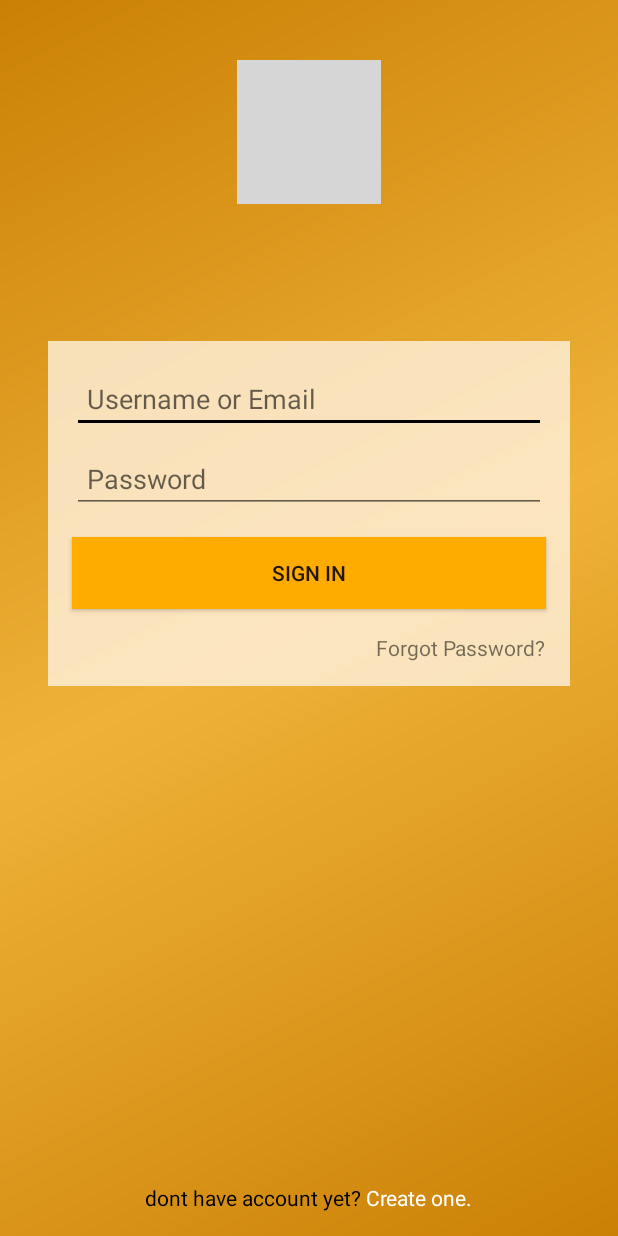
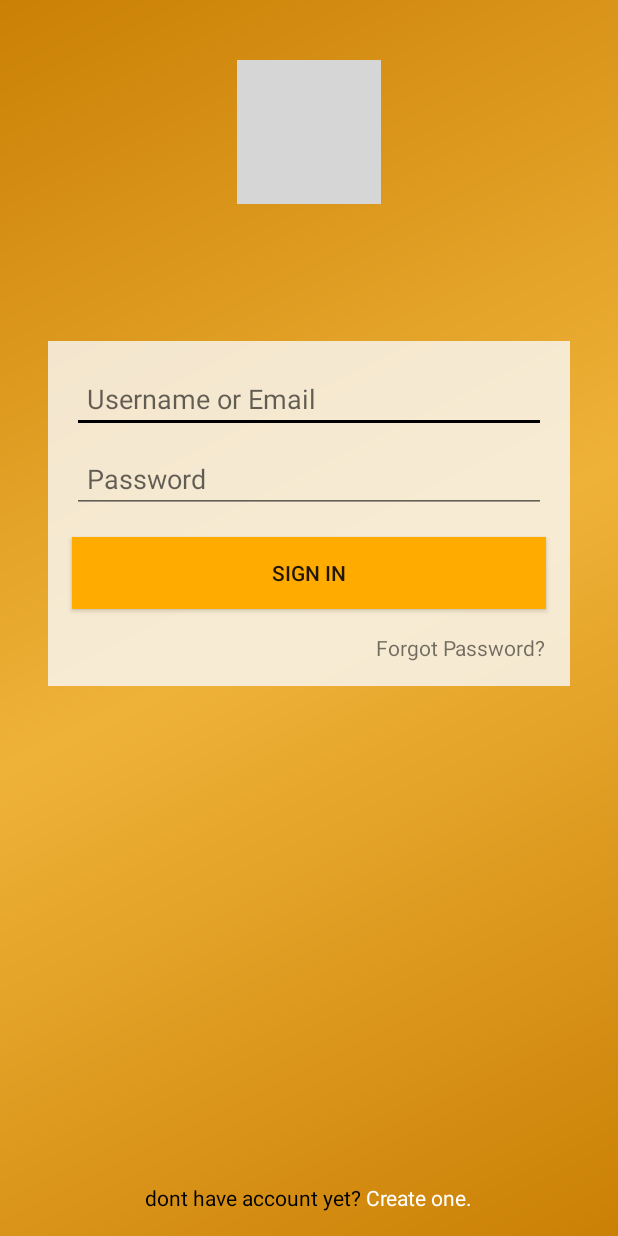
Before and after one commit to artjohn1993/DevHubMobileApp, an Android app: the screen it shows after launch (LoginActivity), on a phone screen of 412 x 824 dp. Run offline under Robolectric (Android 15) with nearby library versions, the phone set to English and light mode, and no system bars; 1 statement that could not run was skipped; grey boxes are pictures that could not be loaded.

Commit message:
nothign special

```diff
--- a/app/src/main/res/layout/activity_userlogin.xml
+++ b/app/src/main/res/layout/activity_userlogin.xml
@@ -35,7 +35,7 @@
 <android.support.constraint.ConstraintLayout
     android:layout_width="match_parent"
     android:layout_height="wrap_content"
-    android:background="@color/colorPrimaryTransparent"
+    android:background="#ccfafafa"
     android:layout_marginEnd="32dp"
     android:layout_marginStart="32dp"
     app:layout_constraintTop_toBottomOf="@id/view1">
```
